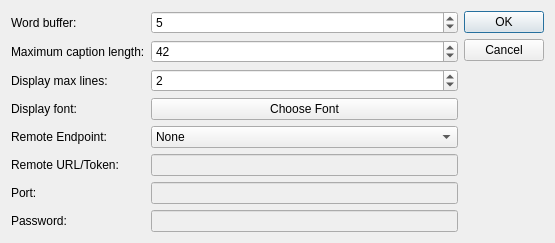
Qt form plover_cat/caption_dialog.ui (greenwyrt/plover2CAT) before a commit.
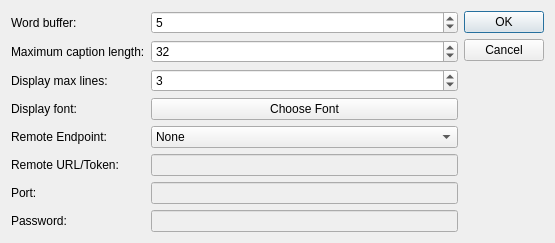
The same form after that commit.

Commit message: changes to default values for caption

Diff of the .ui file:
```diff
--- a/plover_cat/caption_dialog.ui
+++ b/plover_cat/caption_dialog.ui
@@ -49,7 +49,7 @@
         <number>1</number>
        </property>
        <property name="value">
-        <number>42</number>
+        <number>32</number>
        </property>
       </widget>
      </item>
@@ -62,7 +62,7 @@
         <number>1</number>
        </property>
        <property name="value">
-        <number>2</number>
+        <number>3</number>
        </property>
       </widget>
      </item>
```
The commit also changes 2 other files.
